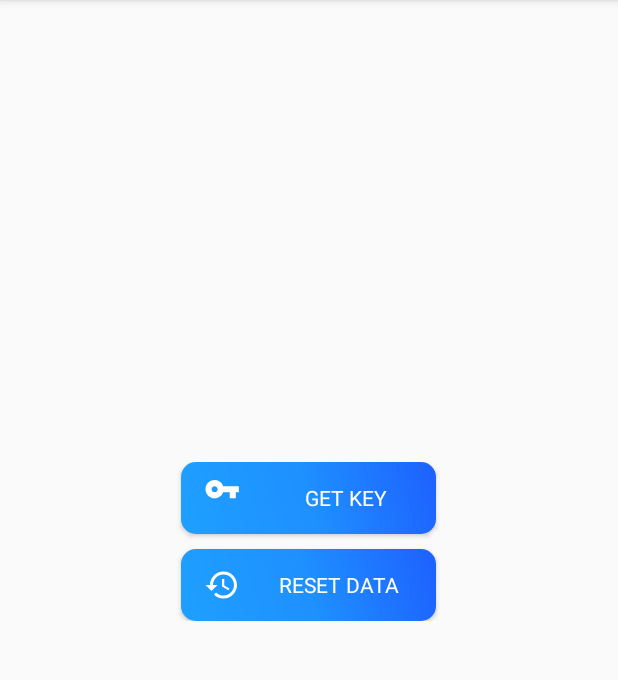
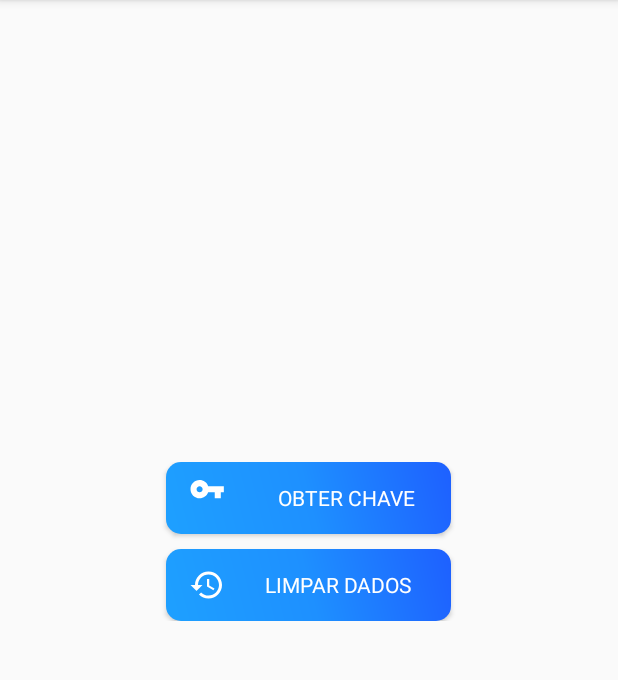
Before and after one commit to wesleyribeirobarbosa/TokenGen, an Android app: the MainActivity screen opened directly, with no data from a screen before it, on a phone screen of 412 x 824 dp, the part 84-764 px from its top. Run offline under Robolectric (Android 15) with nearby library versions, the phone set to English and light mode, and no system bars; libraries missing offline, so code that uses them is left out: com.google.zxing.integration; 1 statement that could not run was skipped.

Commit message:
Att. na interface.

```diff
--- a/app/src/main/res/layout/activity_login.xml
+++ b/app/src/main/res/layout/activity_login.xml
@@ -23,7 +23,7 @@
 
     <Button
         android:id="@+id/btnGetAccess"
-        android:layout_width="170dp"
+        android:layout_width="190dp"
         android:layout_height="wrap_content"
         android:layout_marginStart="120dp"
         android:layout_marginLeft="120dp"
--- a/app/src/main/res/layout/activity_main.xml
+++ b/app/src/main/res/layout/activity_main.xml
@@ -55,7 +55,7 @@
 
         <Button
             android:id="@+id/btnGetKey"
-            android:layout_width="170dp"
+            android:layout_width="190dp"
             android:layout_height="wrap_content"
             android:layout_marginBottom="10dp"
             android:background="@drawable/btn_style"
@@ -68,7 +68,7 @@
 
         <Button
             android:id="@+id/btnResetData"
-            android:layout_width="170dp"
+            android:layout_width="190dp"
             android:layout_height="wrap_content"
             android:background="@drawable/btn_style"
             android:drawableLeft="@drawable/ic_restore_black_24dp"
--- a/app/src/main/res/values/strings.xml
+++ b/app/src/main/res/values/strings.xml
@@ -1,7 +1,7 @@
 <resources>
     <string name="app_name">Token</string>
-    <string name="getKeyBtn">Get Key</string>
-    <string name="resetDataBtn">Reset Data</string>
+    <string name="getKeyBtn">Obter chave</string>
+    <string name="resetDataBtn">Limpar dados</string>
     <string name="name">Token Generator</string>
     <string name="sharedPreferencesName">KEY-TOKEN</string>
     <string name="qrTokenLabel">QR Token:</string>
```
